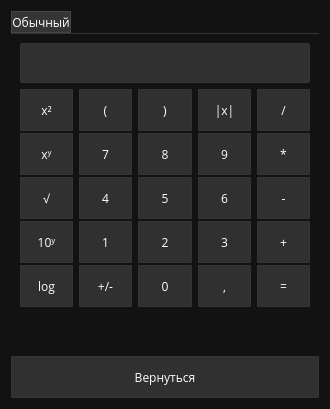
Before: the Qt Designer form forms/CalcWindow.ui in SMS-message/SchoolProject, drawn with Qt 5.
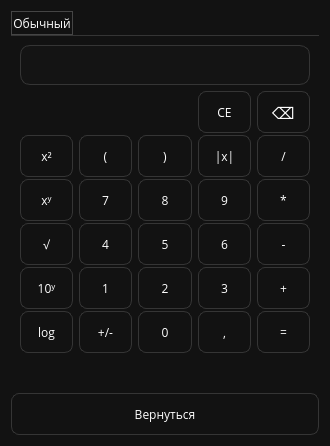
After: the same form once the commit is applied.

The edit to the form file:
```diff
--- a/forms/CalcWindow.ui
+++ b/forms/CalcWindow.ui
@@ -7,7 +7,7 @@
     <x>0</x>
     <y>0</y>
     <width>330</width>
-    <height>409</height>
+    <height>411</height>
    </rect>
   </property>
   <property name="maximumSize">
@@ -27,14 +27,15 @@
 }
 
 QPushButton {
+	color: white;
+
 	width: 50px;
 	height: 40px;
-	color: #FFF;
-	background-color: #303030;
+	
 	border: solid;
-	border-width: 1px;
 	border-color: #353535;
-	border-radius: 1px;
+	border-width: 1px;
+	border-radius: 8px;
 }
 
 QPushButton:hover {
@@ -42,17 +43,11 @@
 }
 
 QPushButton:pressed {
-	border-color: #FFF;
-}
-
-QLineEdit {
-	color: #FFF;
-	background-color: #303030;
+	border-color: white;
+	border-width: 2px;
 	
-	border: solid;
-	border-color: #353535;
-	border-width: 1px;
-	border-radius: 2px;
+	width: 300px;
+	height: 30px;
 }
 </string>
   </property>
@@ -60,14 +55,25 @@
    <item>
     <widget class="QTabWidget" name="tabWidget">
      <property name="styleSheet">
-      <string notr="true">QTabWidget::pane {
+      <string notr="true">QLineEdit {
+	font-size: 16px;
+	padding: 2px; 
+	background-color: rgb(20, 20, 20);
+	border: solid;
+	border-color: #353535;
+	border-width: 1px;
+	border-radius: 10px;
+}
+
+QTabWidget::pane {
     border: none;
 	border-top: 1px solid #353535;
 }
 
 QTabBar::tab {
-	background-color: #303030;
-	
+	padding: 1px 1px 1px 1px;
+	font-family: open sans;	
+
 	height: 20px;
 	border: solid;
 
@@ -76,14 +82,14 @@
 QTabBar::tab:selected, QTabBar::tab:hover {
 	border-width: 1px;
 	border-color: #454545;
-    background: #353535;
 }
 
 QTabBar::tab:selected {
 	border-width: 1px;
     border-color: #454545;
 }
-</string>
+
+   </string>
      </property>
      <property name="currentIndex">
       <number>0</number>
@@ -315,6 +321,62 @@
              </property>
             </widget>
            </item>
+           <item row="0" column="3">
+            <widget class="QPushButton" name="clearBtn">
+             <property name="styleSheet">
+              <string notr="true">QPushButton:hover {
+	border-color: #AA7744;
+	border-width: 2px;
+
+	width: 300px;
+	height: 30px;
+}
+
+QPushButton:pressed {
+	border-color: #FFCC11;
+	border-width: 2px;
+	
+	width: 300px;
+	height: 30px;
+}
+</string>
+             </property>
+             <property name="text">
+              <string>CE</string>
+             </property>
+            </widget>
+           </item>
+           <item row="0" column="4">
+            <widget class="QPushButton" name="backspaceBtn">
+             <property name="font">
+              <font>
+               <family>Open Sans</family>
+               <pointsize>12</pointsize>
+              </font>
+             </property>
+             <property name="styleSheet">
+              <string notr="true">QPushButton:hover {
+	border-color: #774444;
+	border-width: 2px;
+
+	width: 300px;
+	height: 30px;
+}
+
+QPushButton:pressed {
+	border-color: #CC0000;
+	border-width: 2px;
+	
+	width: 300px;
+	height: 30px;
+}
+</string>
+             </property>
+             <property name="text">
+              <string>⌫</string>
+             </property>
+            </widget>
+           </item>
           </layout>
          </item>
         </layout>
```
Left out of the diff: 25 changed lines with no effect on the pictures.
